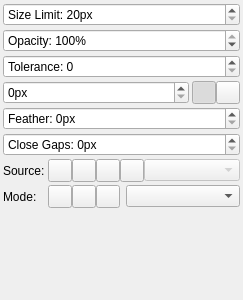
Old version of the form src/desktop/ui/fillsettings.ui in the repository drawpile/Drawpile.
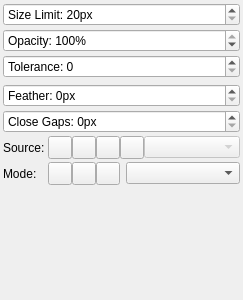
New version of the form. Icons and pictures are not drawn. Custom widgets are drawn as their Qt base class.

Diff of the .ui file:
```diff
--- a/src/desktop/ui/fillsettings.ui
+++ b/src/desktop/ui/fillsettings.ui
@@ -26,56 +26,7 @@
    <property name="spacing">
     <number>3</number>
    </property>
-   <item row="11" column="0">
-    <widget class="QLabel" name="sourceLabel">
-     <property name="text">
-      <string>Source:</string>
-     </property>
-    </widget>
-   </item>
-   <item row="3" column="0" colspan="2">
-    <widget class="KisSliderSpinBox" name="opacity">
-     <property name="suffix">
-      <string>%</string>
-     </property>
-     <property name="prefix">
-      <string>Opacity: </string>
-     </property>
-     <property name="minimum">
-      <number>1</number>
-     </property>
-     <property name="maximum">
-      <number>100</number>
-     </property>
-     <property name="value">
-      <number>100</number>
-     </property>
-     <property name="blockUpdateSignalOnDrag">
-      <bool>true</bool>
-     </property>
-    </widget>
-   </item>
-   <item row="12" column="0">
-    <widget class="QLabel" name="modeLabel">
-     <property name="text">
-      <string>Mode:</string>
-     </property>
-    </widget>
-   </item>
-   <item row="4" column="0" colspan="2">
-    <widget class="KisSliderSpinBox" name="tolerance">
-     <property name="prefix">
-      <string>Tolerance: </string>
-     </property>
-     <property name="maximum">
-      <number>254</number>
-     </property>
-     <property name="blockUpdateSignalOnDrag">
-      <bool>true</bool>
-     </property>
-    </widget>
-   </item>
-   <item row="12" column="1">
+   <item row="11" column="1">
     <layout class="QHBoxLayout" name="modeLayout">
      <property name="spacing">
       <number>0</number>
@@ -174,20 +125,7 @@
      </item>
     </layout>
    </item>
-   <item row="14" column="0" colspan="2">
-    <spacer name="bottomSpacer">
-     <property name="orientation">
-      <enum>Qt::Vertical</enum>
-     </property>
-     <property name="sizeHint" stdset="0">
-      <size>
-       <width>0</width>
-       <height>0</height>
-      </size>
-     </property>
-    </spacer>
-   </item>
-   <item row="11" column="1">
+   <item row="10" column="1">
     <layout class="QHBoxLayout" name="sourceLayout">
      <property name="spacing">
       <number>0</number>
@@ -287,6 +225,100 @@
      </item>
     </layout>
    </item>
+   <item row="4" column="0" colspan="2">
+    <widget class="KisSliderSpinBox" name="tolerance">
+     <property name="prefix">
+      <string>Tolerance: </string>
+     </property>
+     <property name="maximum">
+      <number>254</number>
+     </property>
+     <property name="blockUpdateSignalOnDrag" stdset="0">
+      <bool>true</bool>
+     </property>
+    </widget>
+   </item>
+   <item row="8" column="0" colspan="2">
+    <widget class="KisSliderSpinBox" name="gap">
+     <property name="suffix">
+      <string>px</string>
+     </property>
+     <property name="prefix">
+      <string>Close Gaps: </string>
+     </property>
+     <property name="maximum">
+      <number>32</number>
+     </property>
+     <property name="blockUpdateSignalOnDrag" stdset="0">
+      <bool>true</bool>
+     </property>
+    </widget>
+   </item>
+   <item row="13" column="0" colspan="2">
+    <spacer name="bottomSpacer">
+     <property name="orientation">
+      <enum>Qt::Vertical</enum>
+     </property>
+     <property name="sizeHint" stdset="0">
+      <size>
+       <width>0</width>
+       <height>0</height>
+      </size>
+     </property>
+    </spacer>
+   </item>
+   <item row="7" column="0" colspan="2">
+    <widget class="KisSliderSpinBox" name="feather">
+     <property name="suffix">
+      <string>px</string>
+     </property>
+     <property name="prefix">
+      <string>Feather: </string>
+     </property>
+     <property name="maximum">
+      <number>40</number>
+     </property>
+     <property name="blockUpdateSignalOnDrag" stdset="0">
+      <bool>true</bool>
+     </property>
+    </widget>
+   </item>
+   <item row="3" column="0" colspan="2">
+    <widget class="KisSliderSpinBox" name="opacity">
+     <property name="suffix">
+      <string>%</string>
+     </property>
+     <property name="prefix">
+      <string>Opacity: </string>
+     </property>
+     <property name="minimum">
+      <number>1</number>
+     </property>
+     <property name="maximum">
+      <number>100</number>
+     </property>
+     <property name="value">
+      <number>100</number>
+     </property>
+     <property name="blockUpdateSignalOnDrag" stdset="0">
+      <bool>true</bool>
+     </property>
+    </widget>
+   </item>
+   <item row="11" column="0">
+    <widget class="QLabel" name="modeLabel">
+     <property name="text">
+      <string>Mode:</string>
+     </property>
+    </widget>
+   </item>
+   <item row="10" column="0">
+    <widget class="QLabel" name="sourceLabel">
+     <property name="text">
+      <string>Source:</string>
+     </property>
+    </widget>
+   </item>
    <item row="2" column="0" colspan="2">
     <widget class="KisSliderSpinBox" name="size">
      <property name="suffix">
@@ -309,119 +341,8 @@
      </property>
     </widget>
    </item>
-   <item row="8" column="0" colspan="2">
-    <widget class="KisSliderSpinBox" name="feather">
-     <property name="suffix">
-      <string>px</string>
-     </property>
-     <property name="prefix">
-      <string>Feather: </string>
-     </property>
-     <property name="maximum">
-      <number>40</number>
-     </property>
-     <property name="blockUpdateSignalOnDrag">
-      <bool>true</bool>
-     </property>
-    </widget>
-   </item>
-   <item row="9" column="0" colspan="2">
-    <widget class="KisSliderSpinBox" name="gap">
-     <property name="suffix">
-      <string>px</string>
-     </property>
-     <property name="prefix">
-      <string>Close Gaps: </string>
-     </property>
-     <property name="maximum">
-      <number>32</number>
-     </property>
-     <property name="blockUpdateSignalOnDrag">
-      <bool>true</bool>
-     </property>
-    </widget>
-   </item>
-   <item row="6" column="0" colspan="2">
-    <layout class="QHBoxLayout" name="horizontalLayout" stretch="1,0,0,0">
-     <property name="spacing">
-      <number>0</number>
-     </property>
-     <item>
-      <widget class="KisSliderSpinBox" name="expand">
-       <property name="suffix">
-        <string>px</string>
-       </property>
-       <property name="minimum">
-        <number>0</number>
-       </property>
-       <property name="maximum">
-        <number>100</number>
-       </property>
-       <property name="blockUpdateSignalOnDrag">
-        <bool>true</bool>
-       </property>
-      </widget>
-     </item>
-     <item>
-      <spacer name="expandSpacer">
-       <property name="orientation">
-        <enum>Qt::Horizontal</enum>
-       </property>
-       <property name="sizeType">
-        <enum>QSizePolicy::Maximum</enum>
-       </property>
-       <property name="sizeHint" stdset="0">
-        <size>
-         <width>3</width>
-         <height>0</height>
-        </size>
-       </property>
-      </spacer>
-     </item>
-     <item>
-      <widget class="widgets::GroupedToolButton" name="expandButton">
-       <property name="toolTip">
-        <string>Expand</string>
-       </property>
-       <property name="statusTip">
-        <string>Expand</string>
-       </property>
-       <property name="icon">
-        <iconset theme="zoom-in">
-         <normaloff>theme:zoom-in.svg</normaloff>theme:zoom-in.svg</iconset>
-       </property>
-       <property name="checkable">
-        <bool>true</bool>
-       </property>
-       <property name="checked">
-        <bool>true</bool>
-       </property>
-       <property name="groupPosition">
-        <enum>widgets::GroupedToolButton::GroupLeft</enum>
-       </property>
-      </widget>
-     </item>
-     <item>
-      <widget class="widgets::GroupedToolButton" name="shrinkButton">
-       <property name="toolTip">
-        <string>Shrink</string>
-       </property>
-       <property name="statusTip">
-        <string>Shrink</string>
-       </property>
-       <property name="icon">
-        <iconset theme="zoom-out">
-         <normaloff>theme:zoom-out.svg</normaloff>theme:zoom-out.svg</iconset>
-       </property>
-       <property name="checkable">
-        <bool>true</bool>
-       </property>
-       <property name="groupPosition">
-        <enum>widgets::GroupedToolButton::GroupRight</enum>
-       </property>
-      </widget>
-     </item>
-    </layout>
+   <item row="5" column="0" colspan="2">
+    <widget class="widgets::ExpandShrinkSpinner" name="expandShrink" native="true"/>
    </item>
   </layout>
  </widget>
@@ -436,6 +357,11 @@
    <extends>QToolButton</extends>
    <header>desktop/widgets/groupedtoolbutton.h</header>
   </customwidget>
+  <customwidget>
+   <class>widgets::ExpandShrinkSpinner</class>
+   <extends>QWidget</extends>
+   <header>desktop/widgets/expandshrinkspinner.h</header>
+  </customwidget>
  </customwidgets>
  <resources/>
  <connections/>
```
Left out of the diff: 2 changed lines with no effect on the pictures.
